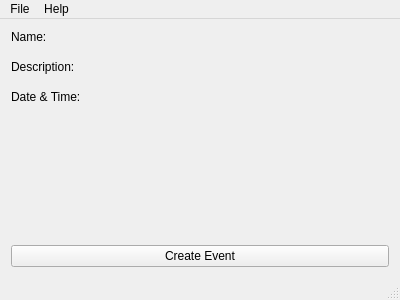
First picture: the form in 1 [Intermediate] Events/mainwindow.ui, repository LeftySolara/Daily, before the edit.
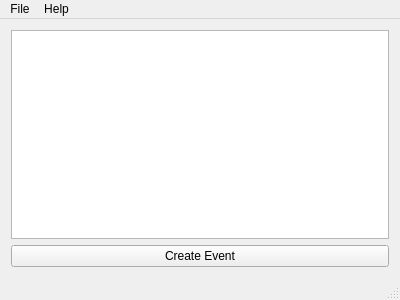
Second picture: the form after the edit.

Commit message: fix bugs in adding data to model, start working on list view

What changed in the file:
```diff
--- a/1 [Intermediate] Events/mainwindow.ui
+++ b/1 [Intermediate] Events/mainwindow.ui
@@ -15,55 +15,6 @@
   </property>
   <widget class="QWidget" name="centralWidget">
    <layout class="QGridLayout" name="gridLayout">
-    <item row="0" column="0">
-     <layout class="QFormLayout" name="formLayout">
-      <property name="verticalSpacing">
-       <number>16</number>
-      </property>
-      <item row="0" column="0">
-       <widget class="QLabel" name="labelName">
-        <property name="text">
-         <string>Name:</string>
-        </property>
-       </widget>
-      </item>
-      <item row="0" column="1">
-       <widget class="QLabel" name="labelNameData">
-        <property name="text">
-         <string/>
-        </property>
-       </widget>
-      </item>
-      <item row="1" column="0">
-       <widget class="QLabel" name="labelDescription">
-        <property name="text">
-         <string>Description:</string>
-        </property>
-       </widget>
-      </item>
-      <item row="1" column="1">
-       <widget class="QLabel" name="labelDescriptionData">
-        <property name="text">
-         <string/>
-        </property>
-       </widget>
-      </item>
-      <item row="2" column="0">
-       <widget class="QLabel" name="labelDateTime">
-        <property name="text">
-         <string>Date &amp; Time:</string>
-        </property>
-       </widget>
-      </item>
-      <item row="2" column="1">
-       <widget class="QLabel" name="labelDateTimeData">
-        <property name="text">
-         <string/>
-        </property>
-       </widget>
-      </item>
-     </layout>
-    </item>
     <item row="1" column="0">
      <widget class="QPushButton" name="pushButtonCreate">
       <property name="text">
@@ -71,6 +22,9 @@
       </property>
      </widget>
     </item>
+    <item row="0" column="0">
+     <widget class="QListView" name="listView"/>
+    </item>
    </layout>
   </widget>
   <widget class="QMenuBar" name="menuBar">
```
The commit also changes 5 other files.
